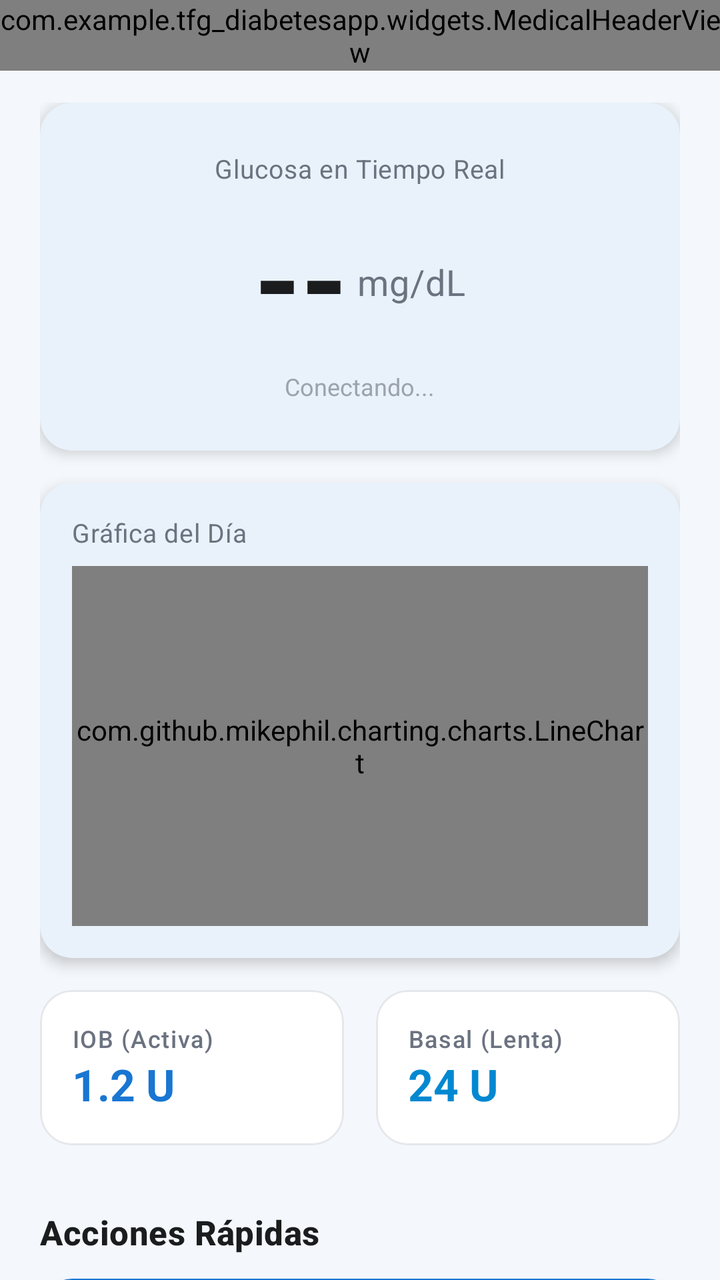
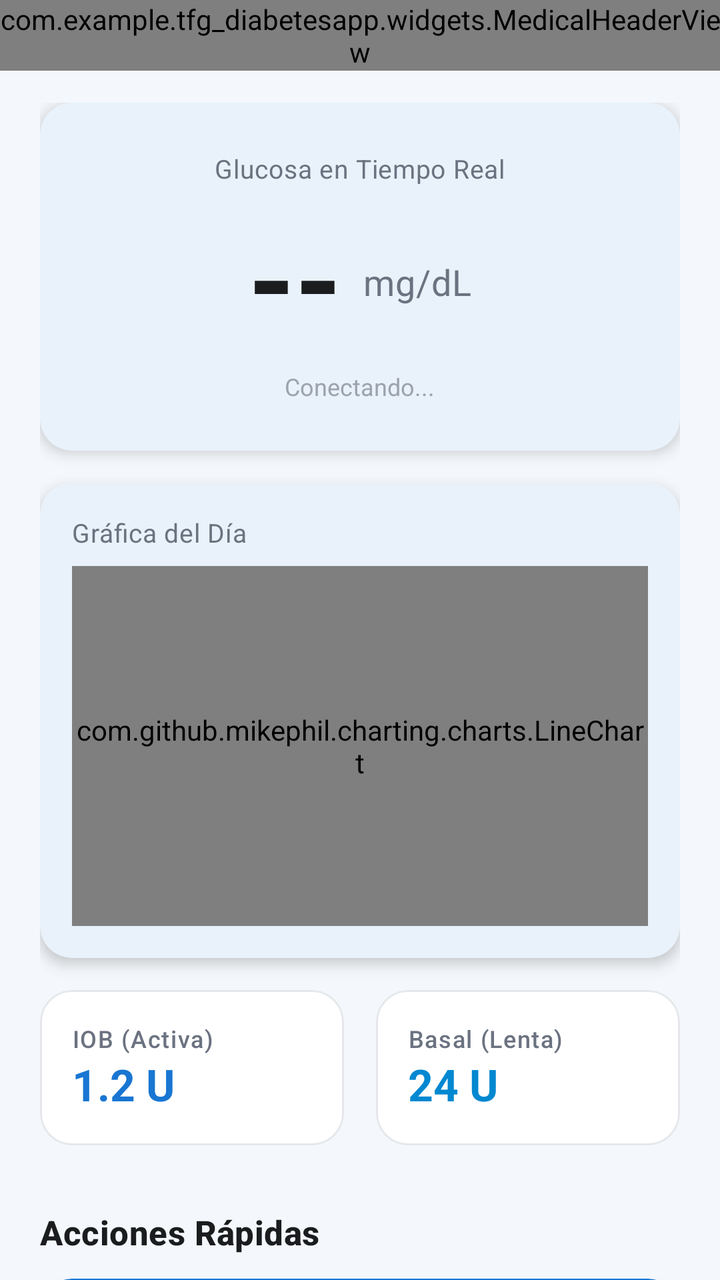

The first picture is an Android layout as it rendered before a commit; the second is the same layout after the commit. The layout source and the unified diff follow.
<!-- AndroidManifest.xml: application theme Theme.TFGDIABETESAPP -->
<!-- res/layout/fragment_home.xml -->
<?xml version="1.0" encoding="utf-8"?>
<LinearLayout xmlns:android="http://schemas.android.com/apk/res/android"
    xmlns:app="http://schemas.android.com/apk/res-auto"
    xmlns:tools="http://schemas.android.com/tools"
    android:id="@+id/main"
    android:layout_width="match_parent"
    android:layout_height="match_parent"
    android:orientation="vertical"
    android:background="@color/color_background"
    tools:context=".fragments.HomeFragment">

    <com.example.tfg_diabetesapp.widgets.MedicalHeaderView
        android:id="@+id/homeHeader"
        android:layout_width="match_parent"
        android:layout_height="wrap_content"
        app:headerTitle="Hola"
        app:headerSubtitle="Estado actual"
        app:headerShowLogout="true" />

    <androidx.core.widget.NestedScrollView
        android:layout_width="match_parent"
        android:layout_height="0dp"
        android:layout_weight="1"
        android:layout_marginTop="@dimen/header_content_overlap_negative"
        android:clipToPadding="false">

        <LinearLayout
            android:layout_width="match_parent"
            android:layout_height="wrap_content"
            android:orientation="vertical"
            android:paddingHorizontal="@dimen/screen_padding_horizontal"
            android:paddingTop="@dimen/content_gap_after_header"
            android:paddingBottom="@dimen/space_2xl">

            
            <com.google.android.material.card.MaterialCardView
                style="@style/Widget.App.Card"
                android:layout_width="match_parent"
                android:layout_height="wrap_content"
                android:layout_marginBottom="@dimen/space_lg">

                <LinearLayout
                    android:layout_width="match_parent"
                    android:layout_height="wrap_content"
                    android:orientation="vertical"
                    android:padding="@dimen/space_2xl"
                    android:gravity="center">

                    <LinearLayout
                        android:layout_width="wrap_content"
                        android:layout_height="wrap_content"
                        android:orientation="horizontal"
                        android:gravity="center_vertical">

                        <TextView
                            android:layout_width="wrap_content"
                            android:layout_height="wrap_content"
                            android:text="Glucosa en Tiempo Real"
                            android:textAppearance="@style/TextAppearance.App.Body" />

                        <ProgressBar
                            android:id="@+id/pbGlucoseLoading"
                            android:layout_width="18dp"
                            android:layout_height="18dp"
                            android:layout_marginStart="@dimen/space_sm"
                            android:visibility="gone" />
                    </LinearLayout>

                    <LinearLayout
                        android:layout_width="wrap_content"
                        android:layout_height="wrap_content"
                        android:orientation="horizontal"
                        android:gravity="bottom"
                        android:layout_marginTop="@dimen/space_sm">

                        <TextView
                            android:id="@+id/tvGlucosaMain"
                            android:layout_width="wrap_content"
                            android:layout_height="wrap_content"
                            android:text="--"
                            android:textAppearance="@style/TextAppearance.App.GlucoseValue" />

                        <TextView
                            android:layout_width="wrap_content"
                            android:layout_height="wrap_content"
                            android:text=" mg/dL"
                            android:textAppearance="@style/TextAppearance.App.Body"
                            android:textSize="18sp"
                            android:layout_marginBottom="14dp" />
                    </LinearLayout>

                    <TextView
                        android:id="@+id/tvLastUpdated"
                        android:layout_width="wrap_content"
                        android:layout_height="wrap_content"
                        android:text="Conectando..."
                        android:textColor="@color/color_text_hint"
                        android:textSize="12sp"
                        android:layout_marginTop="@dimen/space_xs" />
                </LinearLayout>
            </com.google.android.material.card.MaterialCardView>

            
            <com.google.android.material.card.MaterialCardView
                style="@style/Widget.App.Card"
                android:layout_width="match_parent"
                android:layout_height="wrap_content"
                android:layout_marginBottom="@dimen/space_lg">

                <LinearLayout
                    android:layout_width="match_parent"
                    android:layout_height="wrap_content"
                    android:orientation="vertical"
                    android:padding="@dimen/space_lg">

                    <TextView
                        android:layout_width="wrap_content"
                        android:layout_height="wrap_content"
                        android:text="Gráfica del Día"
                        android:textAppearance="@style/TextAppearance.App.Body"
                        android:layout_marginBottom="@dimen/space_sm" />

                    <com.github.mikephil.charting.charts.LineChart
                        android:id="@+id/glucoseChart"
                        android:layout_width="match_parent"
                        android:layout_height="180dp"
                        android:background="@android:color/transparent" />
                </LinearLayout>
            </com.google.android.material.card.MaterialCardView>

            
            <LinearLayout
                android:layout_width="match_parent"
                android:layout_height="wrap_content"
                android:orientation="horizontal"
                android:clipChildren="false"
                android:clipToPadding="false"
                android:layout_marginBottom="@dimen/space_3xl">

                <com.google.android.material.card.MaterialCardView
                    style="@style/Widget.App.Card.Metric"
                    android:layout_width="0dp"
                    android:layout_height="wrap_content"
                    android:layout_weight="1"
                    android:layout_marginEnd="@dimen/space_sm">

                    <LinearLayout
                        android:layout_width="match_parent"
                        android:layout_height="wrap_content"
                        android:orientation="vertical"
                        android:padding="@dimen/space_lg">

                        <TextView
                            android:layout_width="wrap_content"
                            android:layout_height="wrap_content"
                            android:text="IOB (Activa)"
                            android:textAppearance="@style/TextAppearance.App.Caption" />

                        <TextView
                            android:id="@+id/tvIOB"
                            android:layout_width="wrap_content"
                            android:layout_height="wrap_content"
                            android:text="1.2 U"
                            android:textAppearance="@style/TextAppearance.App.MetricValue"
                            android:textColor="@color/color_primary" />
                    </LinearLayout>
                </com.google.android.material.card.MaterialCardView>

                <com.google.android.material.card.MaterialCardView
                    style="@style/Widget.App.Card.Metric"
                    android:layout_width="0dp"
                    android:layout_height="wrap_content"
                    android:layout_weight="1"
                    android:layout_marginStart="@dimen/space_sm">

                    <LinearLayout
                        android:layout_width="match_parent"
                        android:layout_height="wrap_content"
                        android:orientation="vertical"
                        android:padding="@dimen/space_lg">

                        <TextView
                            android:layout_width="wrap_content"
                            android:layout_height="wrap_content"
                            android:text="Basal (Lenta)"
                            android:textAppearance="@style/TextAppearance.App.Caption" />

                        <TextView
                            android:layout_width="wrap_content"
                            android:layout_height="wrap_content"
                            android:text="24 U"
                            android:textAppearance="@style/TextAppearance.App.MetricValue"
                            android:textColor="@color/color_secondary" />
                    </LinearLayout>
                </com.google.android.material.card.MaterialCardView>
            </LinearLayout>

            
            <TextView
                android:layout_width="wrap_content"
                android:layout_height="wrap_content"
                android:text="Acciones Rápidas"
                android:textAppearance="@style/TextAppearance.App.SectionTitle"
                android:layout_marginBottom="@dimen/space_md" />

            <com.google.android.material.card.MaterialCardView
                android:id="@+id/cardNewBolo"
                style="@style/Widget.App.Card"
                android:layout_width="match_parent"
                android:layout_height="80dp"
                app:cardBackgroundColor="@color/color_primary"
                android:clickable="true"
                android:focusable="true"
                android:layout_marginBottom="@dimen/space_lg">

                <LinearLayout
                    android:layout_width="match_parent"
                    android:layout_height="match_parent"
                    android:gravity="center_vertical"
                    android:paddingHorizontal="@dimen/space_2xl">

                    <ImageView
                        android:layout_width="28dp"
                        android:layout_height="28dp"
                        android:src="@drawable/ic_add"
                        app:tint="@color/color_on_primary"
                        android:layout_marginEnd="@dimen/space_lg"
                        android:importantForAccessibility="no" />

                    <LinearLayout
                        android:layout_width="wrap_content"
                        android:layout_height="wrap_content"
                        android:orientation="vertical">

                        <TextView
                            android:layout_width="wrap_content"
                            android:layout_height="wrap_content"
                            android:text="Calcular Nuevo Bolo"
                            android:textColor="@color/color_on_primary"
                            android:textStyle="bold"
                            android:textSize="17sp" />

                        <TextView
                            android:layout_width="wrap_content"
                            android:layout_height="wrap_content"
                            android:text="Registrar comida e insulina"
                            android:textColor="@color/color_on_primary_muted"
                            android:textSize="12sp" />
                    </LinearLayout>
                </LinearLayout>
            </com.google.android.material.card.MaterialCardView>

        </LinearLayout>
    </androidx.core.widget.NestedScrollView>

</LinearLayout>
<!-- resources referenced by this layout -->
<resources>
  <color name="color_background">#F4F7FB</color>
  <color name="color_on_primary">#FFFFFF</color>
  <color name="color_on_primary_muted">#BBDEFB</color>
  <color name="color_primary">#1976D2</color>
  <color name="color_secondary">#0288D1</color>
  <color name="color_text_hint">#9CA3AF</color>
  <dimen name="content_gap_after_header">16dp</dimen>
  <dimen name="header_content_overlap_negative">0dp</dimen>
  <dimen name="screen_padding_horizontal">20dp</dimen>
  <dimen name="space_2xl">24dp</dimen>
  <dimen name="space_3xl">32dp</dimen>
  <dimen name="space_lg">16dp</dimen>
  <dimen name="space_md">12dp</dimen>
  <dimen name="space_sm">8dp</dimen>
  <dimen name="space_xs">4dp</dimen>
  <!-- drawable ic_add (drawable) -->
  <vector xmlns:android="http://schemas.android.com/apk/res/android"
      android:width="24dp"
      android:height="24dp"
      android:viewportWidth="24"
      android:viewportHeight="24"
      android:tint="?attr/colorOnPrimary">
      <path
          android:fillColor="@android:color/white"
          android:pathData="M19,13h-6v6h-2v-6H5v-2h6V5h2v6h6V13z" />
  </vector>
  <style name="TextAppearance.App.Body" parent="TextAppearance.Material3.BodyMedium">
          <item name="android:textSize">13sp</item>
          <item name="android:textColor">@color/color_text_secondary</item>
      </style>
  <style name="TextAppearance.App.Caption" parent="TextAppearance.Material3.LabelSmall">
          <item name="android:textSize">12sp</item>
          <item name="android:textColor">@color/color_text_secondary</item>
      </style>
  <style name="TextAppearance.App.GlucoseValue" parent="TextAppearance.Material3.DisplayLarge">
          <item name="android:textSize">60sp</item>
          <item name="android:textStyle">bold</item>
          <item name="android:textColor">@color/color_text_primary</item>
      </style>
  <style name="TextAppearance.App.MetricValue" parent="TextAppearance.Material3.TitleLarge">
          <item name="android:textSize">22sp</item>
          <item name="android:textStyle">bold</item>
          <item name="android:textColor">@color/color_text_primary</item>
      </style>
  <style name="TextAppearance.App.SectionTitle" parent="TextAppearance.Material3.TitleMedium">
          <item name="android:textSize">17sp</item>
          <item name="android:textStyle">bold</item>
          <item name="android:textColor">@color/color_text_primary</item>
      </style>
  <style name="Widget.App.Card" parent="Widget.Material3.CardView.Elevated">
          <item name="cardCornerRadius">@dimen/card_corner_radius</item>
          <item name="cardElevation">@dimen/card_elevation</item>
          <item name="cardBackgroundColor">@color/color_surface</item>
      </style>
  <style name="Widget.App.Card.Metric" parent="Widget.Material3.CardView.Outlined">
          <item name="cardCornerRadius">@dimen/card_corner_radius</item>
          <item name="cardBackgroundColor">@color/color_surface</item>
          <item name="strokeColor">@color/color_divider</item>
          <item name="strokeWidth">1dp</item>
      </style>
  <style name="Theme.TFGDIABETESAPP" parent="Base.Theme.TFGDIABETESAPP" />
  <color name="color_text_secondary">#6B7280</color>
  <color name="color_text_primary">#1A1C1E</color>
  <dimen name="card_corner_radius">16dp</dimen>
  <dimen name="card_elevation">4dp</dimen>
  <color name="color_surface">#FFFFFF</color>
  <color name="color_divider">#E5E7EB</color>
  <color name="color_primary_light">#DBEAFE</color>
  <color name="color_primary_dark">#1565C0</color>
  <color name="color_on_secondary">#FFFFFF</color>
  <color name="color_error">#EF5350</color>
  <!-- unchanged entries left out for length: 1 -->
</resources>

<!-- the commit's change to res/layout/fragment_home.xml (unified diff, before → after) -->
@@ -81,6 +81,16 @@
                             android:textAppearance="@style/TextAppearance.App.GlucoseValue" />
 
                         <TextView
+                            android:id="@+id/tvTendencia"
+                            android:layout_width="wrap_content"
+                            android:layout_height="wrap_content"
+                            android:text=""
+                            android:textSize="32sp"
+                            android:textStyle="bold"
+                            android:layout_marginStart="6dp"
+                            android:layout_marginBottom="8dp" />
+
+                        <TextView
                             android:layout_width="wrap_content"
                             android:layout_height="wrap_content"
                             android:text=" mg/dL"
